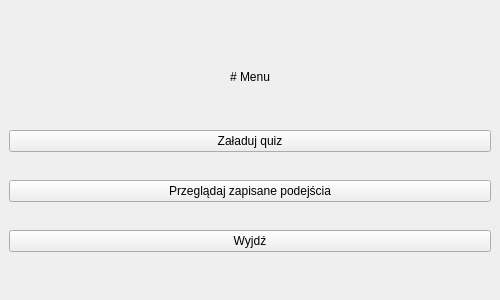
Before: the Qt Designer form main_window.ui in M4tth3wG/Quizer, drawn with Qt 5.
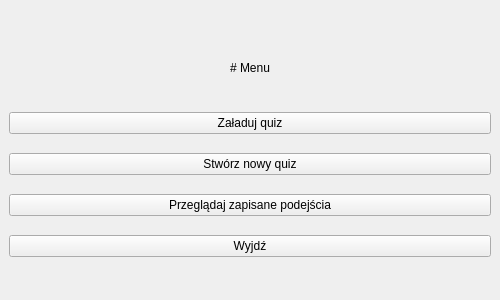
After: the same form once the commit is applied.

Commit message: updated quiz window

Diff of the .ui file:
```diff
--- a/main_window.ui
+++ b/main_window.ui
@@ -71,6 +71,13 @@
       </property>
      </widget>
     </item>
+    <item>
+     <widget class="QPushButton" name="create_new_quiz_btn">
+      <property name="text">
+       <string>Stwórz nowy quiz</string>
+      </property>
+     </widget>
+    </item>
     <item>
      <widget class="QPushButton" name="browse_saved_attempts_btn">
       <property name="text">
```
The commit also changes 3 other files.
